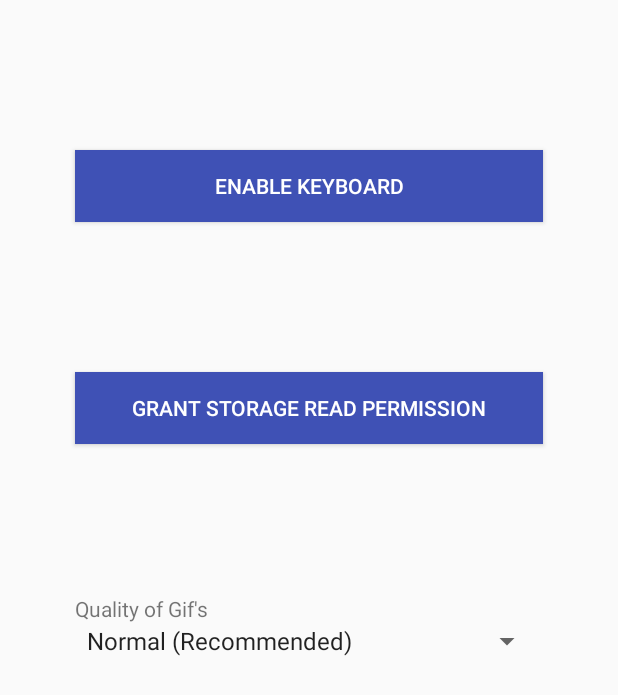
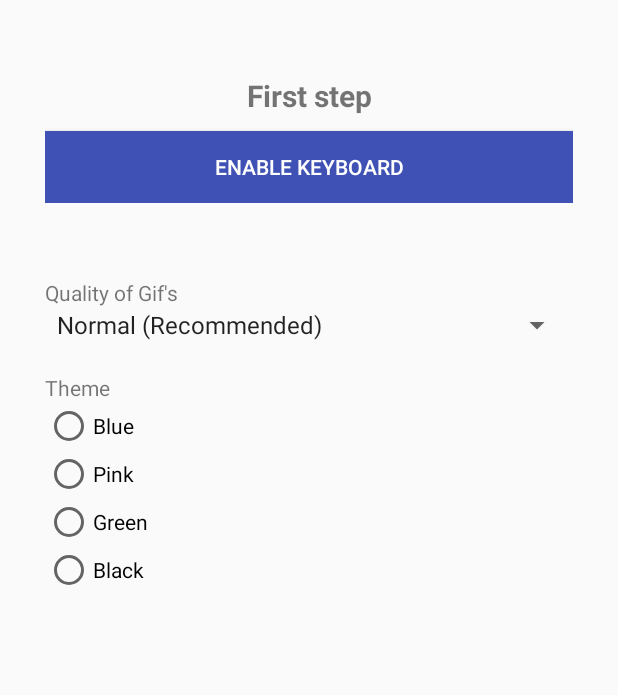
Before and after one commit to osirisinferi/gifboard, an Android app: the layout activity_main.xml on its own in the app's theme, with its tools: preview values and no code run, on a phone screen of 412 x 824 dp. Shown: the top 695 px of the screen. Run offline under Robolectric (Android 15) with nearby library versions, the phone set to English and light mode, and no system bars.

Commit message:
+ recommended section + themes + new search ui # cancel requests when switching section - settings button from keyboard

```diff
--- a/app/src/main/AndroidManifest.xml
+++ b/app/src/main/AndroidManifest.xml
@@ -14,7 +14,7 @@
         android:supportsRtl="true"
         android:theme="@style/AppTheme">
         <service
-            android:name=".keyboard"
+            android:name=".Keyboard"
             android:label="@string/app_name"
             android:permission="android.permission.BIND_INPUT_METHOD">
             <meta-data
@@ -29,6 +29,7 @@
         <activity android:name=".MainActivity">
             <intent-filter>
                 <action android:name="android.intent.action.MAIN" />
+                <category android:name="android.intent.category.LAUNCHER" />
             </intent-filter>
         </activity>
         <provider
--- a/app/src/main/java/gif/keyboard/fetcher.java
+++ b/app/src/main/java/gif/keyboard/Fetcher.java
@@ -12,15 +12,15 @@ import com.android.volley.toolbox.Volley;
 import org.json.JSONException;
 import org.json.JSONObject;
 
-class fetcher {
+class Fetcher {
 
     private Context context;
     private String url;
     private String method;
-    private fetcherCallback callback;
+    private FetcherCallback callback;
 
 
-    fetcher(Context context, String url, String method, fetcherCallback callback) {
+    Fetcher(Context context, String url, String method, FetcherCallback callback) {
         this.method = method;
         this.context = context;
         this.url = url;
--- a/app/src/main/java/gif/keyboard/fetcherCallback.java
+++ b/app/src/main/java/gif/keyboard/FetcherCallback.java
@@ -2,7 +2,7 @@ package gif.keyboard;
 
 import org.json.JSONObject;
 
-interface fetcherCallback {
+interface FetcherCallback {
     void onSuccess(JSONObject json);
 
     void onError(int code);
--- /dev/null
+++ b/app/src/main/res/drawable/background_button.xml
@@ -0,0 +1,5 @@
+<?xml version="1.0" encoding="utf-8"?>
+<selector xmlns:android="http://schemas.android.com/apk/res/android">
+    <item android:drawable="@color/pressed" android:state_pressed="true" />
+    <item android:drawable="@android:color/transparent" />
+</selector>
--- /dev/null
+++ b/app/src/main/res/drawable/background_round.xml
@@ -0,0 +1,5 @@
+<?xml version="1.0" encoding="utf-8"?>
+<shape xmlns:android="http://schemas.android.com/apk/res/android">
+    <solid android:color="#FFFFFF" />
+    <corners android:radius="20dp" />
+</shape>
--- a/app/src/main/res/layout/activity_main.xml
+++ b/app/src/main/res/layout/activity_main.xml
@@ -8,48 +8,114 @@
     <LinearLayout
         android:layout_width="match_parent"
         android:layout_height="wrap_content"
+        android:layout_marginLeft="30dp"
+        android:layout_marginRight="30dp"
         android:orientation="vertical">
+
+        <LinearLayout
+            android:id="@+id/firstStepView"
+            android:layout_width="match_parent"
+            android:layout_height="wrap_content"
+            android:orientation="vertical">
+
+            <TextView
+                android:layout_width="match_parent"
+                android:layout_height="wrap_content"
+                android:layout_marginBottom="10dp"
+                android:layout_marginTop="50dp"
+                android:text="@string/firstStep"
+                android:textAlignment="center"
+                android:textSize="20sp"
+                android:textStyle="bold" />
 
             <Button
                 android:id="@+id/enableKeyboardBtn"
                 android:layout_width="match_parent"
                 android:layout_height="wrap_content"
-            android:layout_marginLeft="50dp"
-            android:layout_marginRight="50dp"
-            android:layout_marginTop="100dp"
-            android:background="@color/colorPrimary"
+                android:background="@color/blue"
                 android:onClick="openKeyboardSettings"
                 android:text="@string/enableKeyboard"
                 android:textColor="@android:color/white" />
+        </LinearLayout>
+
+        <LinearLayout
+            android:id="@+id/secondStepView"
+            android:layout_width="match_parent"
+            android:layout_height="wrap_content"
+            android:orientation="vertical"
+            android:visibility="gone">
+
+            <TextView
+                android:layout_width="match_parent"
+                android:layout_height="wrap_content"
+                android:layout_marginBottom="10dp"
+                android:layout_marginTop="50dp"
+                android:text="@string/secondStep"
+                android:textAlignment="center"
+                android:textSize="20sp"
+                android:textStyle="bold" />
 
             <Button
                 android:id="@+id/askForStorageReadPermissionBtn"
                 android:layout_width="match_parent"
                 android:layout_height="wrap_content"
-            android:layout_marginLeft="50dp"
-            android:layout_marginRight="50dp"
-            android:layout_marginTop="100dp"
-            android:background="@color/colorPrimary"
+                android:background="@color/blue"
                 android:onClick="askForStorageReadPermission"
                 android:text="@string/askForStorageReadPermissionBtn"
                 android:textColor="@android:color/white" />
+        </LinearLayout>
 
         <TextView
             android:layout_width="match_parent"
             android:layout_height="wrap_content"
-            android:layout_marginLeft="50dp"
-            android:layout_marginRight="50dp"
-            android:layout_marginTop="100dp"
+            android:layout_marginTop="50dp"
             android:text="@string/quality" />
 
         <Spinner
             android:id="@+id/qualitySpinner"
             android:layout_width="match_parent"
             android:layout_height="wrap_content"
-            android:layout_marginBottom="50dp"
-            android:layout_marginLeft="50dp"
-            android:layout_marginRight="50dp"
+            android:layout_marginBottom="20dp"
             android:entries="@array/qualityLevels" />
+
+        <TextView
+            android:layout_width="match_parent"
+            android:layout_height="wrap_content"
+            android:text="@string/theme" />
+
+        <RadioGroup
+            android:layout_width="match_parent"
+            android:layout_height="match_parent">
+
+            <RadioButton
+                android:id="@+id/blueThemeBtn"
+                android:layout_width="wrap_content"
+                android:layout_height="wrap_content"
+                android:layout_weight="1"
+                android:text="@string/blueTheme" />
+
+            <RadioButton
+                android:id="@+id/pinkThemeBtn"
+                android:layout_width="wrap_content"
+                android:layout_height="wrap_content"
+                android:layout_weight="1"
+                android:text="@string/pinkTheme" />
+
+            <RadioButton
+                android:id="@+id/greenThemeBtn"
+                android:layout_width="wrap_content"
+                android:layout_height="wrap_content"
+                android:layout_weight="1"
+                android:text="@string/greenTheme" />
+
+            <RadioButton
+                android:id="@+id/blackThemeBtn"
+                android:layout_width="wrap_content"
+                android:layout_height="wrap_content"
+                android:layout_weight="1"
+                android:text="@string/blackTheme" />
+        </RadioGroup>
+
     </LinearLayout>
 
 </ScrollView>
--- a/app/src/main/res/values/colors.xml
+++ b/app/src/main/res/values/colors.xml
@@ -1,7 +1,17 @@
 <?xml version="1.0" encoding="utf-8"?>
 <resources>
-    <color name="colorPrimary">#3F51B5</color>
-    <color name="colorPrimaryDark">#303F9F</color>
-    <color name="colorAccent">#FF4081</color>
-    <color name="greenDone">#30d62d</color>
+    <color name="blue">#3F51B5</color>
+    <color name="blueDark">#303F9F</color>
+    <color name="blueLight">#556ef7</color>
+    <color name="pink">#FF4081</color>
+    <color name="pinkDark">#b62d5c</color>
+    <color name="pinkLight">#fc6c9d</color>
+    <color name="green">#30d62d</color>
+    <color name="greenDark">#20971e</color>
+    <color name="greenLight">#39f535</color>
+    <color name="dark">#303030</color>
+    <color name="black">#000000</color>
+    <color name="light">#FFFFFF</color>
+
+    <color name="pressed">#10000000</color>
 </resources>
--- a/app/src/main/res/values/endpoints.xml
+++ b/app/src/main/res/values/endpoints.xml
@@ -1,5 +1,5 @@
 <?xml version="1.0" encoding="utf-8"?>
 <resources>
-    <string name="apiKey">FRMet8Yr1HiF6pNCqU5XcFIAVaORgkmA</string>
+    <string name="apiKey">eEe0r8lvLRjRB3jHcamfLfHjITajolsN</string>
     <string name="api_search">https://api.giphy.com/v1/gifs/search</string>
 </resources>
--- a/app/src/main/res/values/strings.xml
+++ b/app/src/main/res/values/strings.xml
@@ -1,21 +1,29 @@
 <resources>
     <string name="app_name">Gifboard</string>
-    <string name="noGifsFound">Could not find any Gif\'s on your device.</string>
-    <string name="noGifsFoundOnline">Could not find any Gif\'s online.</string>
-    <string name="noStoragePermission">Could not access Storage. Make sure you granted permission.</string>
-    <string name="changeInput">Change Keyboard</string>
-    <string name="notSupported">App does not support keyboard.</string>
+    <string name="noGifsFound">Could not find any Gif\'s on your device</string>
+    <string name="noGifsFoundOnline">No Gif\'s for \'{query}\'</string>
+    <string name="noStoragePermission">Could not access Storage. Make sure you granted permission</string>
     <string name="search">Refresh</string>
     <string name="settings">Settings</string>
     <string name="enableKeyboard">Enable keyboard</string>
     <string name="askForStorageReadPermissionBtn">Grant storage read permission</string>
     <string name="quality">Quality of Gif\'s</string>
+    <string name="page">Page {page}</string>
+    <string name="more">More</string>
+    <string name="firstStep">First step</string>
+    <string name="secondStep">Second step</string>
+    <string name="chars">␣ABCDEFGHIJKLNMOPQRSTUVWXYZ0123456789</string>
+
+    <string name="theme">Theme</string>
+    <string name="blueTheme">Blue</string>
+    <string name="pinkTheme">Pink</string>
+    <string name="greenTheme">Green</string>
+    <string name="blackTheme">Black</string>
 
     <string-array name="qualityLevels">
         <item>Normal (Recommended)</item>
+        <item>Medium</item>
         <item>Low</item>
-        <item>Medium</item>
-        <item>Garbage</item>
         <item>Original</item>
     </string-array>
 </resources>
--- a/app/src/main/res/values/styles.xml
+++ b/app/src/main/res/values/styles.xml
@@ -1,9 +1,27 @@
 <resources>
 
     <style name="AppTheme" parent="Theme.AppCompat.Light.DarkActionBar">
-        <item name="colorPrimary">@color/colorPrimary</item>
-        <item name="colorPrimaryDark">@color/colorPrimaryDark</item>
-        <item name="colorAccent">@color/colorAccent</item>
+        <item name="colorPrimary">@color/blue</item>
+        <item name="colorPrimaryDark">@color/blueDark</item>
+        <item name="colorAccent">@color/blueLight</item>
+    </style>
+
+    <style name="AppThemePink" parent="Theme.AppCompat.Light.DarkActionBar">
+        <item name="colorPrimary">@color/pink</item>
+        <item name="colorPrimaryDark">@color/pinkDark</item>
+        <item name="colorAccent">@color/pinkLight</item>
+    </style>
+
+    <style name="AppThemeGreen" parent="Theme.AppCompat.Light.DarkActionBar">
+        <item name="colorPrimary">@color/green</item>
+        <item name="colorPrimaryDark">@color/greenDark</item>
+        <item name="colorAccent">@color/greenLight</item>
+    </style>
+
+    <style name="AppThemeBlack" parent="Theme.AppCompat.Light.DarkActionBar">
+        <item name="colorPrimary">@color/black</item>
+        <item name="colorPrimaryDark">@color/dark</item>
+        <item name="colorAccent">@color/light</item>
     </style>
 
 </resources>
```
Also changed, not shown: app/src/main/java/gif/keyboard/Keyboard.java (renamed from app/src/main/java/gif/keyboard/keyboard.java, +161 -50 lines), app/src/main/java/gif/keyboard/MainActivity.java (+76 -24 lines), app/src/main/res/drawable/ic_settings.xml (deleted, +0 -10 lines), app/src/main/res/drawable/ic_star.xml (added, +10 -0 lines), 1 other file. Lines whose indentation alone changed are shown as unchanged.
